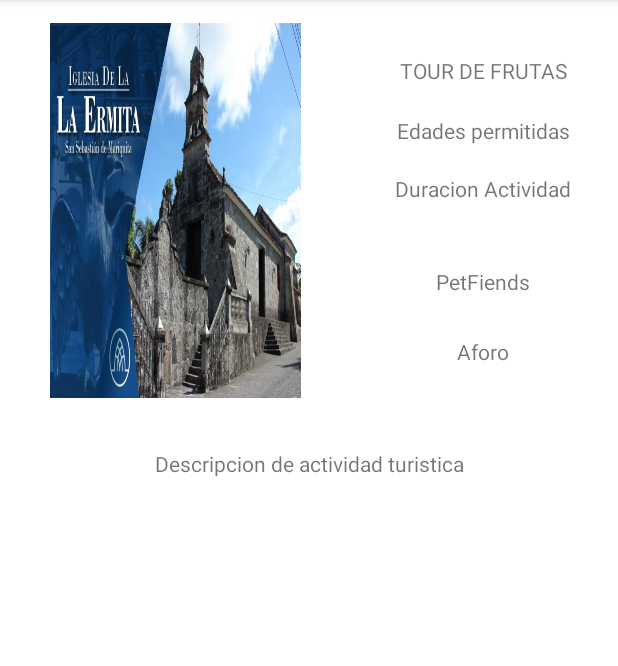
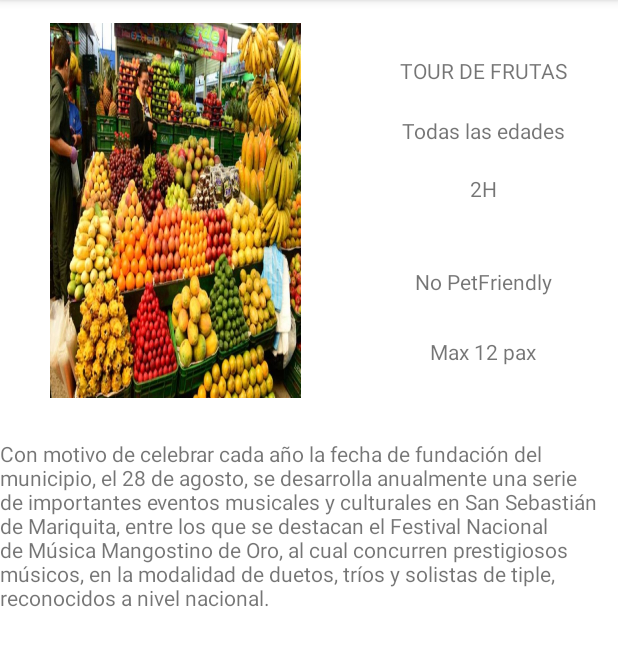
Before and after one commit to JuanCamiloEscobar/SanSebastiandeMariquita, an Android app: the screen it shows after launch (MainActivity), after a tap on "TOUR DE FRUTAS", on a phone screen of 412 x 824 dp, the part 84-750 px from its top. Run offline under Robolectric (Android 15) with nearby library versions, the phone set to English and light mode, and no system bars.

Commit message:
Listo mm1
Calificado 4 19/06/21

```diff
--- a/app/src/main/java/com/example/sansebastiandemariquita/ActividadTuristica.java
+++ b/app/src/main/java/com/example/sansebastiandemariquita/ActividadTuristica.java
@@ -7,10 +7,14 @@ public class ActividadTuristica implements Serializable {
     String nombreActividad, edades, duracion, petfriend, aforo, descripcion;
     int fotoActividad;
 
-    public ActividadTuristica(String nombreActividad,String edades, int fotoActividad) {
+    public ActividadTuristica(String nombreActividad, String edades, String duracion, String petfriend, String aforo, String descripcion, int fotoActividad) {
         this.nombreActividad = nombreActividad;
+        this.edades = edades;
+        this.duracion = duracion;
+        this.petfriend = petfriend;
+        this.aforo = aforo;
+        this.descripcion = descripcion;
         this.fotoActividad = fotoActividad;
-        this.edades = edades;
     }
 
     public String getNombreActividad() {
@@ -29,6 +33,38 @@ public class ActividadTuristica implements Serializable {
         this.edades = edades;
     }
 
+    public String getDuracion() {
+        return duracion;
+    }
+
+    public void setDuracion(String duracion) {
+        this.duracion = duracion;
+    }
+
+    public String getPetfriend() {
+        return petfriend;
+    }
+
+    public void setPetfriend(String petfriend) {
+        this.petfriend = petfriend;
+    }
+
+    public String getAforo() {
+        return aforo;
+    }
+
+    public void setAforo(String aforo) {
+        this.aforo = aforo;
+    }
+
+    public String getDescripcion() {
+        return descripcion;
+    }
+
+    public void setDescripcion(String descripcion) {
+        this.descripcion = descripcion;
+    }
+
     public int getFotoActividad() {
         return fotoActividad;
     }
@@ -36,6 +72,4 @@ public class ActividadTuristica implements Serializable {
     public void setFotoActividad(int fotoActividad) {
         this.fotoActividad = fotoActividad;
     }
-
-
 }
--- a/app/src/main/java/com/example/sansebastiandemariquita/AdaptadorLista.java
+++ b/app/src/main/java/com/example/sansebastiandemariquita/AdaptadorLista.java
@@ -41,14 +41,13 @@ public class AdaptadorLista extends RecyclerView.Adapter<AdaptadorLista.viewHold
 
     public class viewHolder extends RecyclerView.ViewHolder {
 
-        TextView actividadTuristica,edades;
+        TextView actividadTuristica;
         ImageView imagenActividad;
 
         public viewHolder(@NonNull View itemView) {
             super(itemView);
             actividadTuristica=itemView.findViewById(R.id.nombreActividad);
             imagenActividad=itemView.findViewById(R.id.imagenActividad);
-            edades=itemView.findViewById(R.id.edadesMain);
 
         }
 
@@ -56,12 +55,11 @@ public class AdaptadorLista extends RecyclerView.Adapter<AdaptadorLista.viewHold
 
             actividadTuristica.setText(datos.getNombreActividad());
             imagenActividad.setImageResource(datos.getFotoActividad());
-            edades.setText(datos.getEdades());
 
             itemView.setOnClickListener(new View.OnClickListener() {
                 @Override
                 public void onClick(View v) {
-                    Intent intent= new Intent(itemView.getContext(), MainActivity.class);
+                    Intent intent= new Intent(itemView.getContext(),MainActivity.class);
                     intent.putExtra("actividadTuristica",datos);
                     itemView.getContext().startActivity(intent);
                 }
--- a/app/src/main/java/com/example/sansebastiandemariquita/Home.java
+++ b/app/src/main/java/com/example/sansebastiandemariquita/Home.java
@@ -29,11 +29,41 @@ public class Home extends AppCompatActivity {
     }
 
     private void crearListado() {
-        listaDatos.add(new ActividadTuristica("ECOTURISMO","18-60 Años",R.drawable.ecoturismo));
-        listaDatos.add(new ActividadTuristica("TOUR DE FRUTAS","Todas las edades",R.drawable.frutas));
-        listaDatos.add(new ActividadTuristica("NACIMIENTOS DE AGUA","18-50 Años",R.drawable.cascada));
-        listaDatos.add(new ActividadTuristica("TURISMO RELIGIOSO","Todas las edades",R.drawable.iglesia));
+        listaDatos.add(new ActividadTuristica(
+                "ECOTURISMO",
+                "18-60 Años",
+                "3H",
+                "PetFriendly",
+                "Max 10 pax",
+                "San Sebastián de Mariquita es un municipio colombiano ubicado en el norte del departamento de Tolima. Está a una altitud de 495 M.s.n.m. con una temperatura promedio de 26°C, Tenía una población de 33.329 habitantes para el 2016.3",
+                R.drawable.ecoturismo));
 
+        listaDatos.add(new ActividadTuristica(
+                "TOUR DE FRUTAS",
+                "Todas las edades",
+                "2H",
+                "No PetFriendly",
+                "Max 12 pax",
+                "Con motivo de celebrar cada año la fecha de fundación del municipio, el 28 de agosto, se desarrolla anualmente una serie de importantes eventos musicales y culturales en San Sebastián de Mariquita, entre los que se destacan el Festival Nacional de Música Mangostino de Oro, al cual concurren prestigiosos músicos, en la modalidad de duetos, tríos y solistas de tiple, reconocidos a nivel nacional.",
+                R.drawable.frutas));
+
+        listaDatos.add(new ActividadTuristica(
+                "NACIMIENTOS DE AGUA",
+                "18-50 Años",
+                "4H",
+                "PetFriendly",
+                "Max 15 pax",
+                "También cuenta con un espacio que potencia la cultura y el arte desde las dinámicas musicales emergentes en el Municipio, nace desde el segundo semestre de 2002 el Festival Marakas Rock, el cual se ha venido gestando como el vehículo más importante del centro Colombiano para la presentación en vivo de artistas del Municipio de Mariquita, del Departamento del Tolima y de la Nación ante el público joven de la región, y como espacio de convivencia, tolerancia y cultura, cuyo eje central es la música como generadora de diferentes manifestaciones culturales de la juventud y la buena utilización del tiempo libre, bajo el lema “Que tu único vicio sea la música”.",
+                R.drawable.cascada));
+
+        listaDatos.add(new ActividadTuristica(
+                "TURISMO RELIGIOSO",
+                "Todas las edades",
+                "1H",
+                "Not PetFriendly",
+                "Max 20 pax",
+                "San Sebastián de Mariquita es un municipio que cuenta con varios sitios de interés histórico y turístico, en donde se puede apreciar la arquitectura colonial de la zona: La Ermita, la iglesia de San Sebastián, la Casa de la Moneda,El parque principal, la Casa Mutis, las ruinas de Santa Lucía, la pila de los ingleses, la casa de los virreyes, la casa de los jesuitas, la mansión de Jiménez de Quesada, y la finca campestre Peniel que ha recogido la historia del municipio y la comparte día a día con nativos de la región, turistas y visitantes.",
+                R.drawable.iglesia));
 
     }
 }
--- a/app/src/main/java/com/example/sansebastiandemariquita/MainActivity.java
+++ b/app/src/main/java/com/example/sansebastiandemariquita/MainActivity.java
@@ -29,11 +29,16 @@ public class MainActivity extends AppCompatActivity {
         petfriend=findViewById(R.id.petfriendMain);
         aforo=findViewById(R.id.aforoMain);
         descripcion=findViewById(R.id.descripcionMain);
+        image=findViewById(R.id.imageMain);
 
         actividadTuristica=(ActividadTuristica) getIntent().getSerializableExtra("actividadTuristica");
 
         titulo.setText(actividadTuristica.getNombreActividad());
         image.setImageResource(actividadTuristica.getFotoActividad());
-
+        edades.setText(actividadTuristica.getEdades());
+        duracion.setText(actividadTuristica.getDuracion());
+        petfriend.setText(actividadTuristica.getPetfriend());
+        aforo.setText(actividadTuristica.getAforo());
+        descripcion.setText(actividadTuristica.getDescripcion());
     }
 }
```
